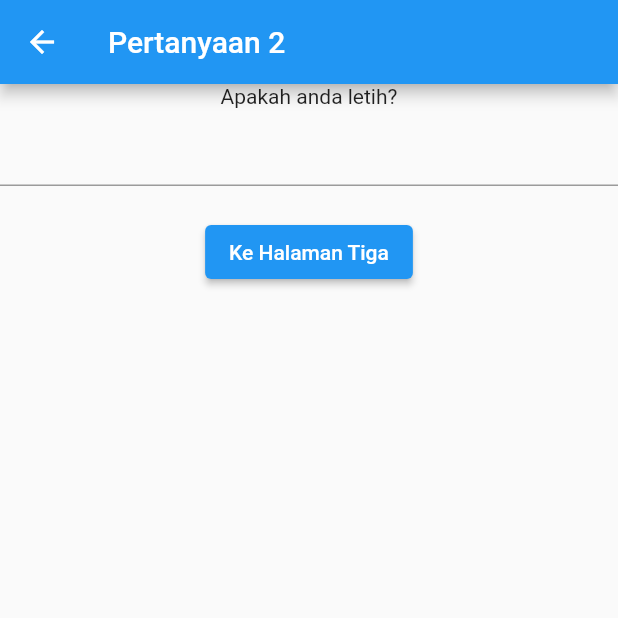
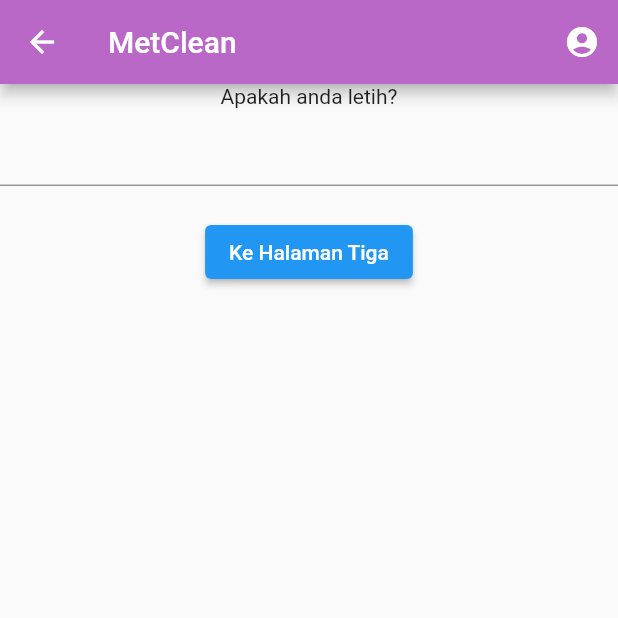
Before and after one commit to Deaar244/home-service, a Flutter app: the screen it shows after launch, after a tap on "Ke Halaman Dua", on a phone screen of 412 x 824 dp, the top half of it. Run offline on Flutter 3.47's test engine with Material 2 defaults, Android fonts, the phone set to English and light mode, and no system bars; network calls fail.

Commit message:
tambah appbar

```diff
--- a/lib/main.dart
+++ b/lib/main.dart
@@ -86,6 +86,7 @@ void main() {
   runApp(const MaterialApp(
     title: 'MetClean',
     home: HalamanSatu(),
+    debugShowCheckedModeBanner: false,
   ));
 }
 
@@ -95,9 +96,6 @@ class HalamanSatu extends StatelessWidget {
   @override
   Widget build(BuildContext context) {
     return Scaffold(
-        appBar: AppBar(
-          title: const Text("MetClean"),
-        ),
         body: Column(children: [
       new Image.network(
           'https://img.icons8.com/external-vitaliy-gorbachev-flat-vitaly-gorbachev/2x/external-cleaning-labour-day-vitaliy-gorbachev-flat-vitaly-gorbachev.png',
@@ -140,8 +138,8 @@ class HalamanSatu extends StatelessWidget {
             color: Colors.black,
             onPressed: () {},
             height: 55,
-                shape: RoundedRectangleBorder(
-                    borderRadius: BorderRadius.circular(10)),
+            shape:
+                RoundedRectangleBorder(borderRadius: BorderRadius.circular(10)),
             child: Center(
               child: Text(
                 'Mulai',
@@ -158,14 +156,8 @@ class HalamanSatu extends StatelessWidget {
         child: ElevatedButton(
             child: const Text('Ke Halaman Dua'),
             onPressed: () {
-                  if (nilaisurvei.text == "y") {
-                    nilai = 20;
-                  } else {
-                    nilai = 0;
-                  }
               Navigator.of(context).push(MaterialPageRoute(
-                      builder: (context) =>
-                          HalamanDua(kirim: nilai.toString())));
+                  builder: (context) => HalamanDua(kirim: nilai.toString())));
             }),
       ),
     ]));
@@ -179,7 +171,11 @@ class HalamanDua extends StatelessWidget {
   Widget build(BuildContext context) {
     return Scaffold(
         appBar: AppBar(
-          title: const Text("Pertanyaan 2"),
+          title: const Text("MetClean"),
+          backgroundColor: Colors.purple[300],
+          actions: <Widget>[
+            IconButton(icon: Icon(Icons.account_circle), onPressed: () {}),
+          ],
         ),
         body: Center(
             child: Column(children: <Widget>[
@@ -217,7 +213,11 @@ class HalamanTiga extends StatelessWidget {
   Widget build(BuildContext context) {
     return Scaffold(
         appBar: AppBar(
-          title: const Text("Pertanyaan 3"),
+          title: const Text("MetClean"),
+          backgroundColor: Colors.purple[300],
+          actions: <Widget>[
+            IconButton(icon: Icon(Icons.account_circle), onPressed: () {}),
+          ],
         ),
         body: Center(
             child: Column(children: <Widget>[
@@ -255,7 +255,11 @@ class HalamanEmpat extends StatelessWidget {
   Widget build(BuildContext context) {
     return Scaffold(
         appBar: AppBar(
-          title: const Text("Pertanyaan 4"),
+          title: const Text("MetClean"),
+          backgroundColor: Colors.purple[300],
+          actions: <Widget>[
+            IconButton(icon: Icon(Icons.account_circle), onPressed: () {}),
+          ],
         ),
         body: Center(
             child: Column(children: <Widget>[
@@ -293,7 +297,11 @@ class HalamanLima extends StatelessWidget {
   Widget build(BuildContext context) {
     return Scaffold(
         appBar: AppBar(
-          title: const Text("Pertanyaan 5"),
+          title: const Text("MetClean"),
+          backgroundColor: Colors.purple[300],
+          actions: <Widget>[
+            IconButton(icon: Icon(Icons.account_circle), onPressed: () {}),
+          ],
         ),
         body: Center(
             child: Column(children: <Widget>[
@@ -331,12 +339,11 @@ class HalamanHasil extends StatelessWidget {
   Widget build(BuildContext context) {
     return Scaffold(
         appBar: AppBar(
+          title: const Text("MetClean"),
           backgroundColor: Colors.purple[300],
-          title: Text(
-            'MetClean',
-            style: TextStyle(color: Colors.white),
-          ),
-          elevation: 4.0,
+          actions: <Widget>[
+            IconButton(icon: Icon(Icons.account_circle), onPressed: () {}),
+          ],
         ),
         body: Center(
             child: Column(
```
Lines whose indentation alone changed are shown as unchanged.
